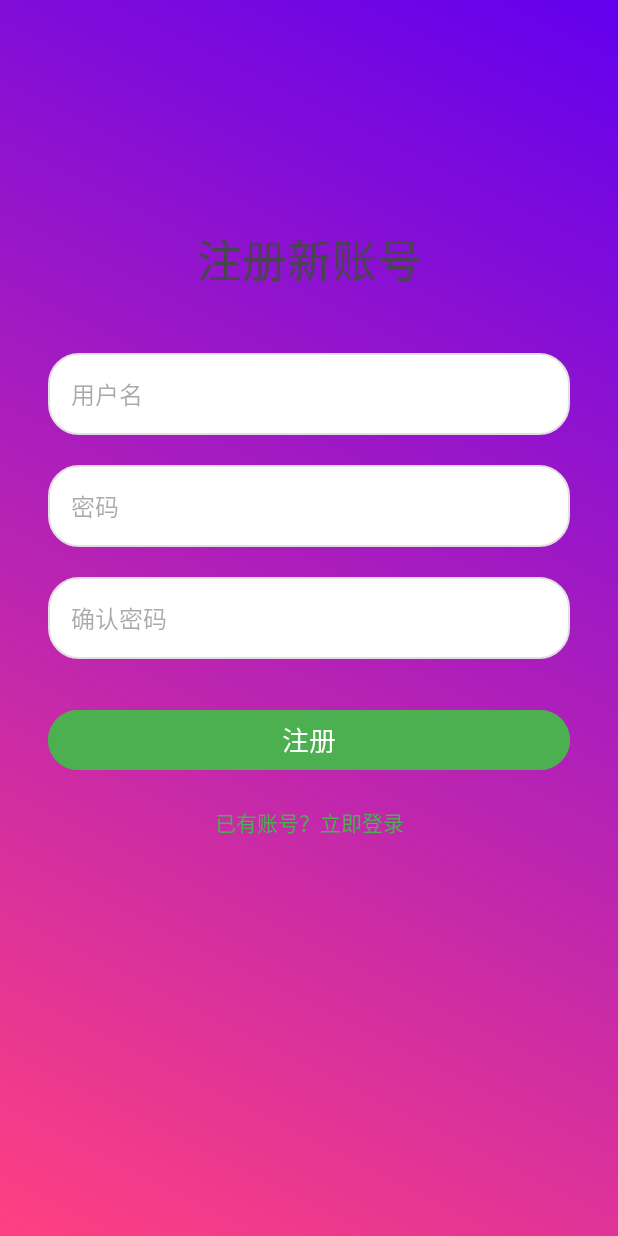
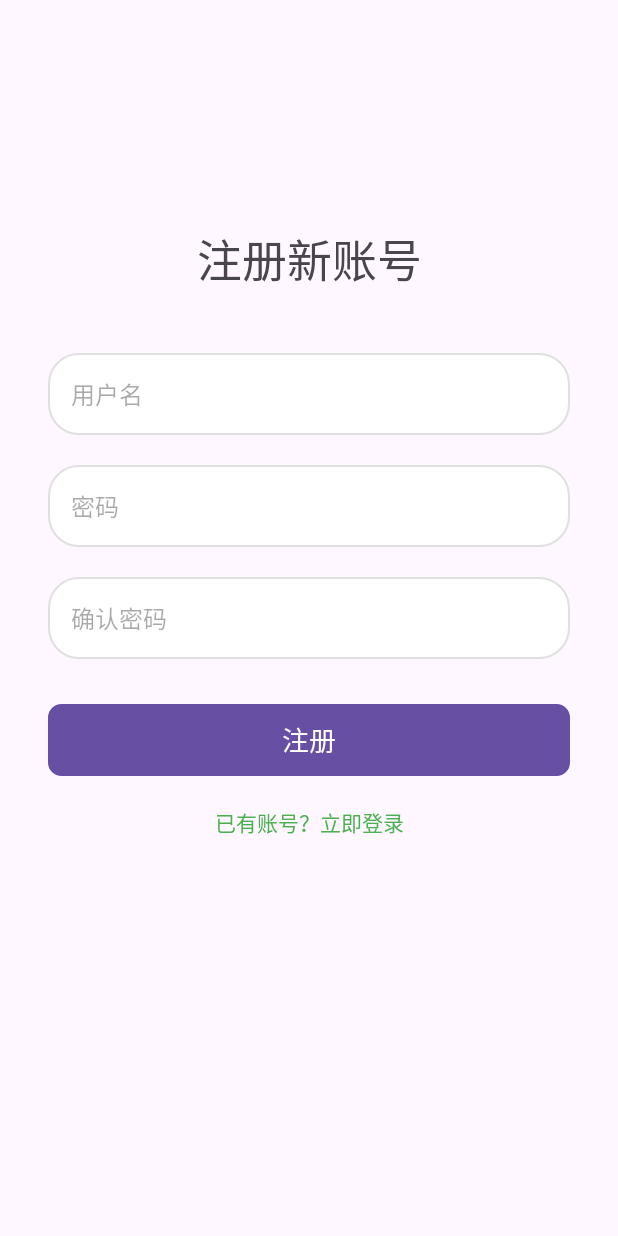
Before and after one commit to hcyhechaoyang/MusicPlayerApplication, an Android app: the RegisterActivity screen opened directly, with no data from a screen before it, on a phone screen of 412 x 824 dp. Run offline under Robolectric (Android 15) with nearby library versions, the phone set to English and light mode, and no system bars; 2 statements that could not run were skipped.

Commit message:
修复注册部分bug

```diff
--- a/app/src/main/java/com/xiaoyang/musicplayerapplication/ui/activity/LoginActivity.kt
+++ b/app/src/main/java/com/xiaoyang/musicplayerapplication/ui/activity/LoginActivity.kt
@@ -62,10 +62,10 @@ class LoginActivity : BaseActivity() {
                                 "登录成功，欢迎用户: ${user.username}！",
                                 Toast.LENGTH_SHORT
                             ).show()
-                            // 跳转到PlayerActivity
+                            // 跳转到MusicActivity
                             val intent = Intent(this@LoginActivity, MusicActivity::class.java)
                             startActivity(intent)
-//                            finish() // 可选，防止用户返回登录页面
+//                            finish() // 防止用户返回登录页面
                         }
                     }
 
--- a/app/src/main/res/layout/activity_register.xml
+++ b/app/src/main/res/layout/activity_register.xml
@@ -5,8 +5,7 @@
     android:id="@+id/main"
     android:layout_width="match_parent"
     android:layout_height="match_parent"
-    tools:context=".ui.activity.RegisterActivity"
-    android:background="@drawable/background_gradient">
+    tools:context=".ui.activity.RegisterActivity">
 
     <!-- 标题 -->
     <TextView
@@ -24,11 +23,10 @@
     <!-- 用户名输入框 -->
     <EditText
         android:id="@+id/username"
+        android:textColor="#FF4081"
         android:layout_width="0dp"
         android:layout_height="wrap_content"
         android:hint="用户名"
-
-        android:textColor="#FFFFFF"
         android:padding="15dp"
         android:background="@drawable/edittext_bg"
         android:textSize="16sp"
@@ -43,10 +41,9 @@
     <EditText
         android:id="@+id/password"
         android:layout_width="0dp"
+        android:textColor="#FF4081"
         android:layout_height="wrap_content"
         android:hint="密码"
-
-        android:textColor="#FFFFFF"
         android:padding="15dp"
         android:background="@drawable/edittext_bg"
         android:inputType="textPassword"
@@ -61,11 +58,10 @@
     <!-- 确认密码输入框 -->
     <EditText
         android:id="@+id/confirm_password"
+        android:textColor="#FF4081"
         android:layout_width="0dp"
         android:layout_height="wrap_content"
         android:hint="确认密码"
-
-        android:textColor="#FFFFFF"
         android:padding="15dp"
         android:background="@drawable/edittext_bg"
         android:inputType="textPassword"
@@ -85,7 +81,7 @@
         android:text="注册"
         android:textSize="18sp"
         android:textColor="#FFFFFF"
-        android:backgroundTint="#4CAF50"
+        android:background="@drawable/button_background"
         android:layout_marginTop="30dp"
         app:layout_constraintTop_toBottomOf="@+id/confirm_password"
         app:layout_constraintEnd_toEndOf="parent"
```
Also changed, not shown: app/src/main/java/com/xiaoyang/musicplayerapplication/ui/activity/PlayerActivity.kt (+58 -48 lines), app/src/main/java/com/xiaoyang/musicplayerapplication/ui/activity/RegisterActivity.kt (+11 -6 lines), app/src/main/res/layout/activity_main.xml (+4 -5 lines).
